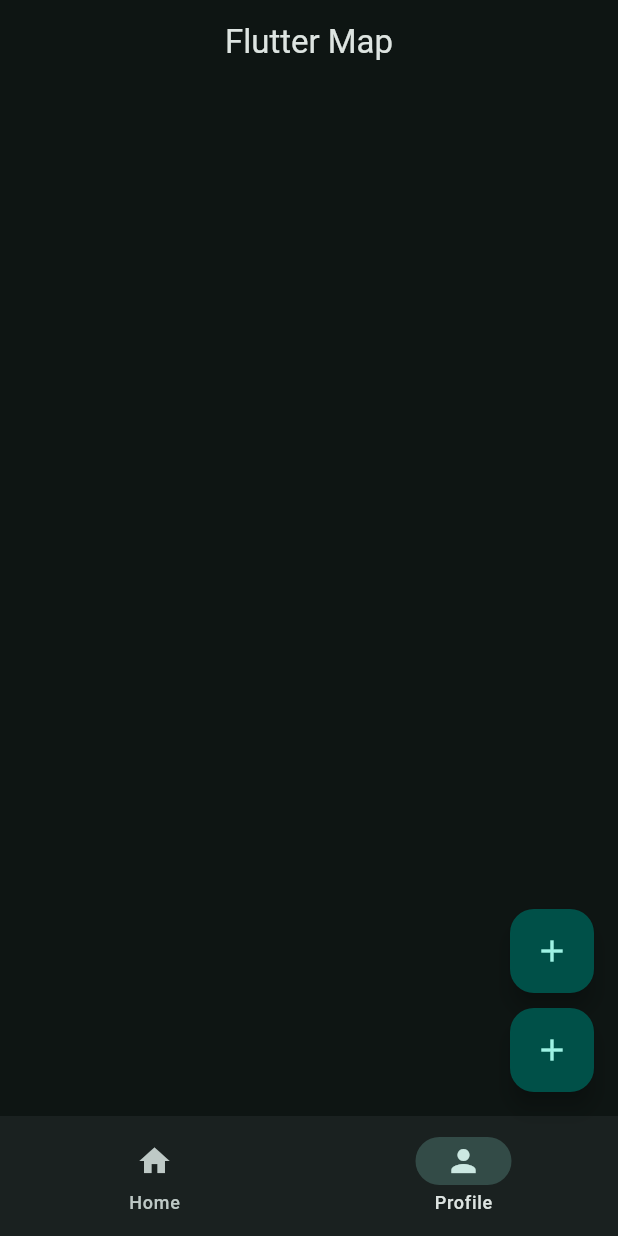
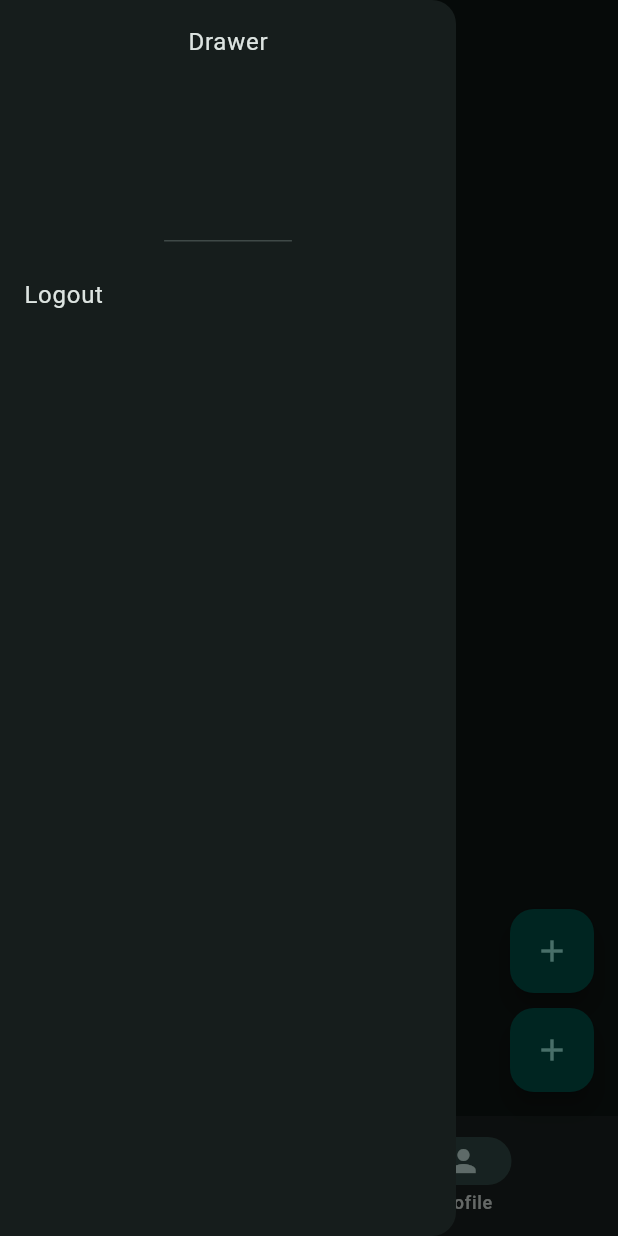
Before and after one commit to Tamurbek/flutter-learn, a Flutter app: the screen it shows after launch, with the side drawer open (before the commit the screen has no drawer), on a phone screen of 412 x 824 dp. Run offline on Flutter 3.47's test engine with Material 3 defaults, Android fonts, the phone set to English and light mode, and no system bars.

Commit message:
add Drawer

```diff
--- a/lib/main.dart
+++ b/lib/main.dart
@@ -25,6 +25,18 @@ class MyApp extends StatelessWidget {
         appBar: AppBar(
           title: Text('Flutter Map'),
           centerTitle: true,
+        ),
+        drawer: Drawer(
+          child: Column(
+            children: [
+              DrawerHeader(
+                child: Text('Drawer'),
+              ),
+              ListTile(
+                title: Text('Logout'),
+              ),
+            ],
+          ),
         ),
         floatingActionButton: Column(
           mainAxisSize: MainAxisSize.min,
```
